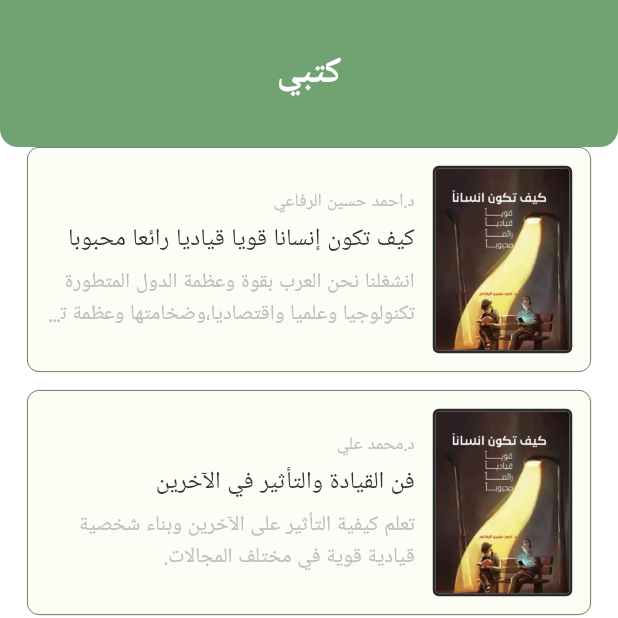
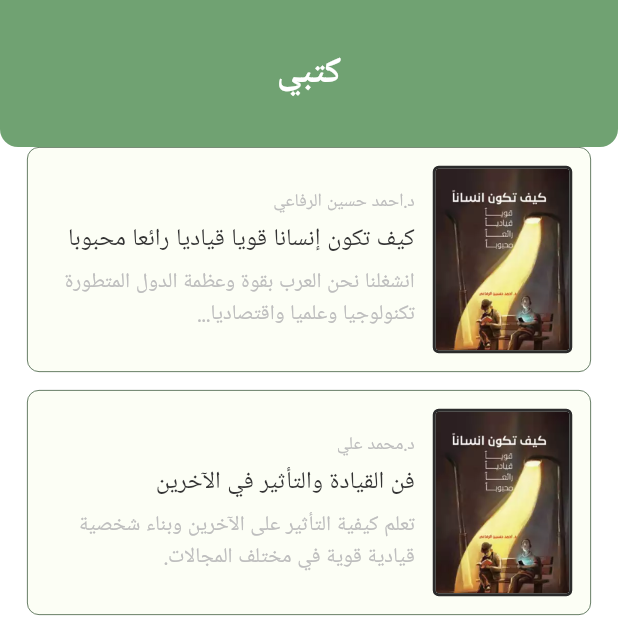
Before and after one commit to sard-org/sard_app, a Flutter app: the screen it shows after launch, on a phone screen of 412 x 824 dp, the top half of it. Run offline on Flutter 3.47's test engine with Material 3 defaults, Android fonts, the phone set to English and light mode, and no system bars; our stand-ins replace google_fonts.

Commit message:
AudioBookScreen

```diff
--- a/lib/src/screens/books/our_books.dart
+++ b/lib/src/screens/books/our_books.dart
@@ -1,7 +1,9 @@
 import 'package:flutter/material.dart';
 import 'package:sard/style/Colors.dart';
 import 'package:sard/style/Fonts.dart';
-import 'package:sard/style/BaseScreen.dart'; // استيراد ملف BaseScreen الذي يحتوي على الـ padding
+import 'package:sard/style/BaseScreen.dart';
+
+import '../AudioBook/audio_book.dart';
 
 void main() {
   runApp(MyApp());
@@ -13,7 +15,7 @@ class MyApp extends StatelessWidget {
     return MaterialApp(
       debugShowCheckedModeBanner: false,
       home: Directionality(
-        textDirection: TextDirection.rtl, // جعل الاتجاه من اليمين إلى اليسار
+        textDirection: TextDirection.rtl,
         child: BookListScreen(),
       ),
     );
@@ -25,7 +27,7 @@ class BookListScreen extends StatelessWidget {
     {
       "author": "د.احمد حسين الرفاعي",
       "title": "كيف تكون إنسانا قويا قياديا رائعا محبوبا",
-      "description": "انشغلنا نحن العرب بقوة وعظمة الدول المتطورة تكنولوجيا وعلميا واقتصاديا،وضخامتها وعظمة تكنولوجياتها!ليس من منطلق السعي للوصول إلى ما وصلت إليه،",
+      "description": "انشغلنا نحن العرب بقوة وعظمة الدول المتطورة تكنولوجيا وعلميا واقتصاديا...",
       "imageUrl": "assets/img/Book_1.png"
     },
     {
@@ -44,7 +46,7 @@ class BookListScreen extends StatelessWidget {
           BaseScreen(
             child: Column(
               children: [
-                SizedBox(height: 80), // لإزاحة المحتوى بعيدًا عن الـ AppBar
+                SizedBox(height: 80),
                 Expanded(
                   child: ListView.builder(
                     itemCount: books.length,
@@ -55,6 +57,12 @@ class BookListScreen extends StatelessWidget {
                         title: book["title"]!,
                         description: book["description"]!,
                         imageUrl: book["imageUrl"]!,
+                        onTap: () => Navigator.push(
+                          context,
+                          MaterialPageRoute(
+                            builder: (context) => AudioBookScreen(), // ✅ التنقل إلى صفحة الكتاب الصوتي
+                          ),
+                        ),
                       );
                     },
                   ),
@@ -96,18 +104,22 @@ class BookItem extends StatelessWidget {
   final String title;
   final String description;
   final String imageUrl;
+  final VoidCallback onTap; // ✅ استدعاء عند الضغط
 
   const BookItem({
     required this.author,
     required this.title,
     required this.description,
     required this.imageUrl,
+    required this.onTap, // ✅ استقبال الدالة
   });
 
   @override
   Widget build(BuildContext context) {
     return Directionality(
       textDirection: TextDirection.rtl,
+      child: GestureDetector(
+        onTap: onTap, // ✅ تنفيذ التنقل عند الضغط
         child: Container(
           margin: EdgeInsets.only(bottom: 12),
           padding: const EdgeInsets.all(12),
@@ -126,7 +138,7 @@ class BookItem extends StatelessWidget {
                 height: 125,
                 decoration: ShapeDecoration(
                   image: DecorationImage(
-                  image: AssetImage(imageUrl), // استخدام AssetImage بدلاً من NetworkImage
+                    image: AssetImage(imageUrl),
                     fit: BoxFit.fill,
                   ),
                   shape: RoundedRectangleBorder(
@@ -138,8 +150,8 @@ class BookItem extends StatelessWidget {
               SizedBox(width: 12),
               Expanded(
                 child: Column(
-                crossAxisAlignment: CrossAxisAlignment.start, // جعل النص يبدأ من جانب الصورة مباشرة
-                mainAxisAlignment: MainAxisAlignment.center, // جعل النص في منتصف الكارد عمودياً
+                  crossAxisAlignment: CrossAxisAlignment.start,
+                  mainAxisAlignment: MainAxisAlignment.center,
                   children: [
                     Text(author, textAlign: TextAlign.start, style: AppTexts.captionRegular.copyWith(
                         color: AppColors.neutral400
@@ -155,8 +167,8 @@ class BookItem extends StatelessWidget {
                       style: AppTexts.contentRegular.copyWith(
                           color: AppColors.neutral400
                       ),
-                    maxLines: 2, // زيادة عدد الأسطر
-                    overflow: TextOverflow.ellipsis, // إضافة نقاط (...) عند تجاوز النص
+                      maxLines: 2,
+                      overflow: TextOverflow.ellipsis,
                     ),
                   ],
                 ),
@@ -164,6 +176,7 @@ class BookItem extends StatelessWidget {
             ],
           ),
         ),
+      ),
     );
   }
 }
```
Also changed, not shown: lib/src/screens/AudioBook/audio_book.dart (added, +127 -0 lines), assets/img/book_cover.png (added). Lines whose indentation alone changed are shown as unchanged.
